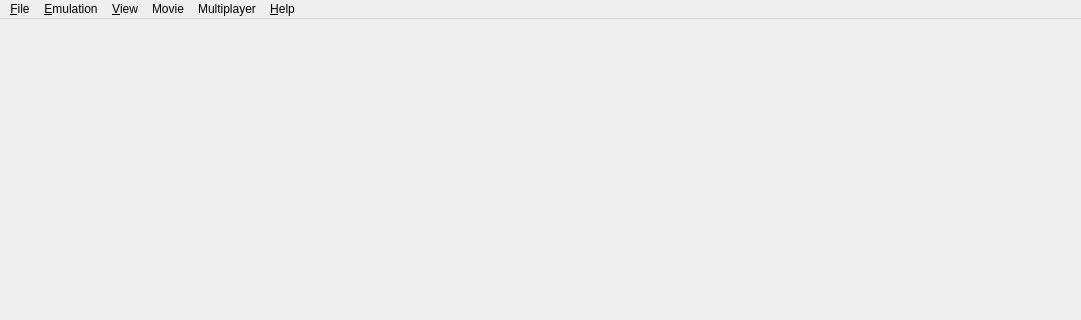
Old version of the form src/citra_qt/main.ui in the repository taken2009/citra; both pictures show x 0 to 1081 and y 0 to 320 of the 1081 by 730 pixel window.
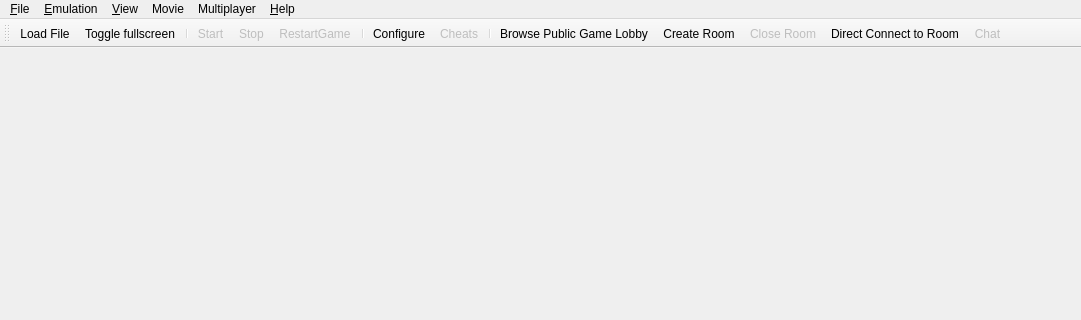
New version of the form. Icons and pictures are not drawn.

Commit message: [Qt] toolbar (add option "showToolbar" Shortcut "CTRL+Q" )

```diff
--- a/src/citra_qt/main.ui
+++ b/src/citra_qt/main.ui
@@ -152,6 +152,44 @@
    <addaction name="menu_Multiplayer"/>
    <addaction name="menu_Help"/>
   </widget>
+    <widget class="QToolBar" name="toolbar">
+      <property name="enabled">
+        <bool>true</bool>
+      </property>
+      <property name="windowTitle">
+        <string>Toolbar</string>
+      </property>
+      <property name="iconSize">
+        <size>
+          <width>35</width>
+          <height>30</height>
+        </size>
+      </property>
+      <property name="floatable">
+        <bool>false</bool>
+      </property>
+      <attribute name="toolBarArea">
+        <enum>TopToolBarArea</enum>
+      </attribute>
+      <attribute name="toolBarBreak">
+        <bool>false</bool>
+      </attribute>
+      <addaction name="action_Toolbar_Load_File"/>
+      <addaction name="action_Toolbar_Toggle_Fullscreen"/>
+      <addaction name="separator"/>
+      <addaction name="action_Toolbar_Start_Pause"/>
+      <addaction name="action_Toolbar_Stop"/>
+      <addaction name="action_Toolbar_Restart"/>
+      <addaction name="separator"/>
+      <addaction name="action_Toolbar_Configure"/>
+      <addaction name="action_Toolbar_Cheats"/>
+      <addaction name="separator"/>
+      <addaction name="action_Toolbar_View_Lobby"/>
+      <addaction name="action_Toolbar_Start_Room"/>
+      <addaction name="action_Toolbar_Stop_Room"/>
+      <addaction name="action_Toolbar_Connect_To_Room"/>
+      <addaction name="action_Toolbar_Chat"/>
+    </widget>
   <action name="action_Load_File">
    <property name="text">
     <string>Load File...</string>
@@ -349,6 +387,192 @@
     <string>Fullscreen</string>
    </property>
   </action>
+    <action name="action_Toolbar_Load_File">
+      <property name="icon">
+        <iconset resource="../../dist/toolbar_icons/toolbar_icons.qrc">
+          <normaloff>:/toolbar_icons/rc/load_file.png</normaloff>:/toolbar_icons/rc/load_file.png
+        </iconset>
+      </property>
+      <property name="text">
+        <string>Load File...</string>
+      </property>
+      <property name="toolTip">
+        <string>Load File </string>
+      </property>
+    </action>
+    <action name="action_Toolbar_Toggle_Fullscreen">
+      <property name="icon">
+        <iconset resource="../../dist/toolbar_icons/toolbar_icons.qrc">
+          <normaloff>:/toolbar_icons/rc/fullscreen.png</normaloff>:/toolbar_icons/rc/fullscreen.png
+        </iconset>
+      </property>
+      <property name="text">
+        <string>Toggle fullscreen</string>
+      </property>
+      <property name="toolTip">
+        <string>Toggle fullscreen</string>
+      </property>
+    </action>
+    <action name="action_Toolbar_Start_Pause">
+      <property name="enabled">
+        <bool>false</bool>
+      </property>
+      <property name="icon">
+        <iconset resource="../../dist/toolbar_icons/toolbar_icons.qrc">
+          <normaloff>:/toolbar_icons/rc/start.png</normaloff>:/toolbar_icons/rc/start.png
+        </iconset>
+      </property>
+      <property name="text">
+        <string>Start</string>
+      </property>
+      <property name="toolTip">
+        <string>Start emulation</string>
+      </property>
+    </action>
+    <action name="action_Toolbar_Stop">
+      <property name="enabled">
+        <bool>false</bool>
+      </property>
+      <property name="icon">
+        <iconset resource="../../dist/toolbar_icons/toolbar_icons.qrc">
+          <normaloff>:/toolbar_icons/rc/stop.png</normaloff>:/toolbar_icons/rc/stop.png
+        </iconset>
+      </property>
+      <property name="text">
+        <string>Stop</string>
+      </property>
+      <property name="toolTip">
+        <string>Stop emulation</string>
+      </property>
+    </action>
+    <action name="action_Toolbar_Restart">
+      <property name="enabled">
+        <bool>false</bool>
+      </property>
+      <property name="icon">
+        <iconset resource="../../dist/toolbar_icons/toolbar_icons.qrc">
+          <normaloff>:/toolbar_icons/rc/reset.png</normaloff>:/toolbar_icons/rc/reset.png
+        </iconset>
+      </property>
+      <property name="text">
+        <string>RestartGame</string>
+      </property>
+      <property name="toolTip">
+        <string>Restart Game</string>
+      </property>
+    </action>
+    <action name="action_Toolbar_Configure">
+      <property name="enabled">
+        <bool>true</bool>
+      </property>
+      <property name="icon">
+        <iconset resource="../../dist/toolbar_icons/toolbar_icons.qrc">
+          <normaloff>:/toolbar_icons/rc/configure.png</normaloff>:/toolbar_icons/rc/configure.png
+        </iconset>
+      </property>
+      <property name="text">
+        <string>Configure</string>
+      </property>
+      <property name="toolTip">
+        <string>Configure</string>
+      </property>
+    </action>
+    <action name="action_Toolbar_Cheats">
+      <property name="enabled">
+        <bool>false</bool>
+      </property>
+      <property name="icon">
+        <iconset resource="../../dist/toolbar_icons/toolbar_icons.qrc">
+          <normaloff>:/toolbar_icons/rc/cheats.png</normaloff>:/toolbar_icons/rc/cheats.png
+        </iconset>
+      </property>
+      <property name="text">
+        <string>Cheats</string>
+      </property>
+      <property name="toolTip">
+        <string>Cheats</string>
+      </property>
+    </action>
+    <action name="action_Toolbar_View_Lobby">
+      <property name="enabled">
+        <bool>true</bool>
+      </property>
+      <property name="icon">
+        <iconset resource="../../dist/toolbar_icons/toolbar_icons.qrc">
+          <normaloff>:/toolbar_icons/rc/Lobby.png</normaloff>:/toolbar_icons/rc/Lobby.png
+        </iconset>
+      </property>
+      <property name="text">
+        <string>Browse Public Game Lobby</string>
+      </property>
+      <property name="toolTip">
+        <string>Browse Public Game Lobby</string>
+      </property>
+    </action>
+    <action name="action_Toolbar_Start_Room">
+      <property name="enabled">
+        <bool>true</bool>
+      </property>
+      <property name="icon">
+        <iconset resource="../../dist/toolbar_icons/toolbar_icons.qrc">
+          <normaloff>:/toolbar_icons/rc/open.png</normaloff>:/toolbar_icons/rc/open.png
+        </iconset>
+      </property>
+      <property name="text">
+        <string>Create Room</string>
+      </property>
+      <property name="toolTip">
+        <string>Create Room</string>
+      </property>
+    </action>
+    <action name="action_Toolbar_Stop_Room">
+      <property name="enabled">
+        <bool>false</bool>
+      </property>
+      <property name="icon">
+        <iconset resource="../../dist/toolbar_icons/toolbar_icons.qrc">
+          <normaloff>:/toolbar_icons/rc/close.png</normaloff>:/toolbar_icons/rc/close.png
+        </iconset>
+      </property>
+      <property name="text">
+        <string>Close Room</string>
+      </property>
+      <property name="toolTip">
+        <string>Close Room</string>
+      </property>
+    </action>
+    <action name="action_Toolbar_Connect_To_Room">
+      <property name="enabled">
+        <bool>true</bool>
+      </property>
+      <property name="icon">
+        <iconset resource="../../dist/toolbar_icons/toolbar_icons.qrc">
+          <normaloff>:/toolbar_icons/rc/direct.png</normaloff>:/toolbar_icons/rc/direct.png
+        </iconset>
+      </property>
+      <property name="text">
+        <string>Direct Connect to Room</string>
+      </property>
+      <property name="toolTip">
+        <string>Direct Connect to Room</string>
+      </property>
+    </action>
+    <action name="action_Toolbar_Chat">
+      <property name="enabled">
+        <bool>false</bool>
+      </property>
+      <property name="icon">
+        <iconset resource="../../dist/toolbar_icons/toolbar_icons.qrc">
+          <normaloff>:/toolbar_icons/rc/chat.png</normaloff>:/toolbar_icons/rc/chat.png
+        </iconset>
+      </property>
+      <property name="text">
+        <string>Chat</string>
+      </property>
+      <property name="toolTip">
+        <string>Chat</string>
+      </property>
+    </action>
   <action name="action_Open_Maintenance_Tool">
    <property name="text">
     <string>Modify Citra Install</string>
```
Left out of the diff: 21 changed lines with no effect on the pictures. The commit also changes 21 other files.
